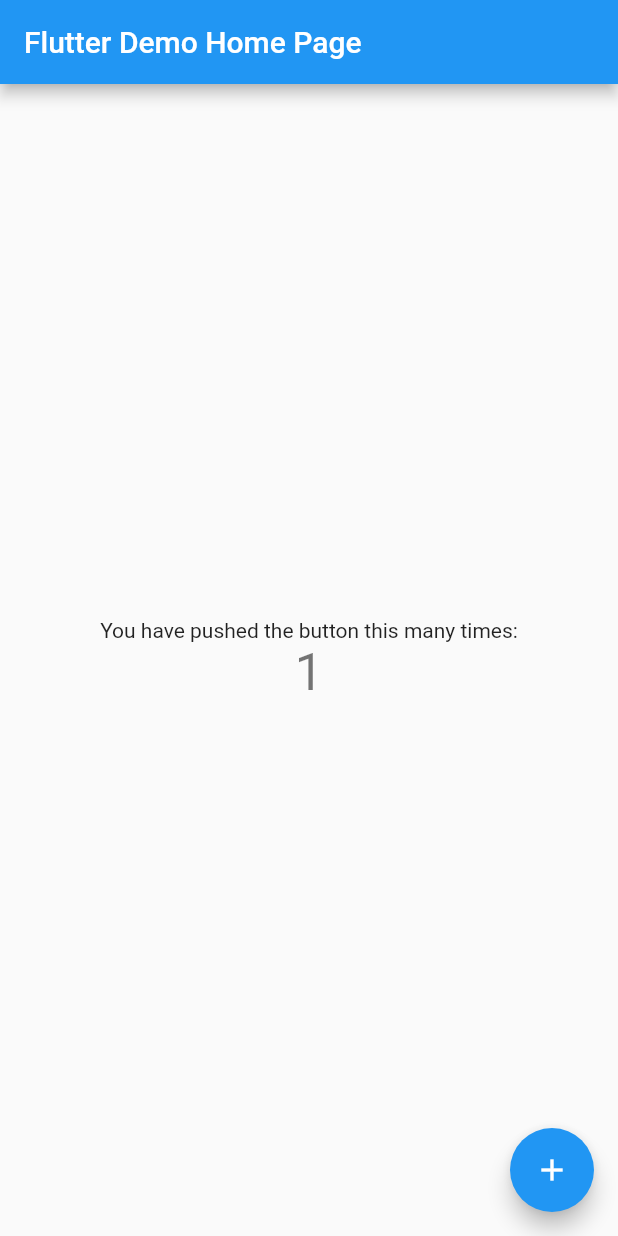
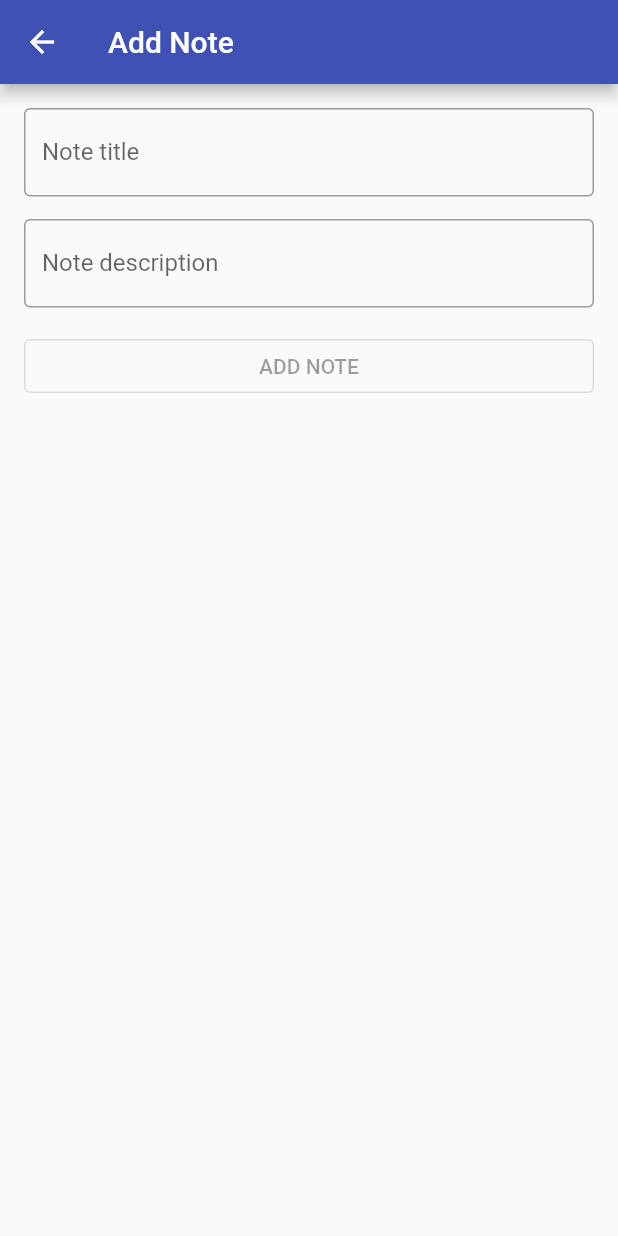
Before and after one commit to Fmaldonado6/MultiNotes, a Flutter app: the screen it shows after launch, after a tap on the "add" icon, on a phone screen of 412 x 824 dp. Run offline on Flutter 3.47's test engine with Material 2 defaults, Android fonts, the phone set to English and light mode, and no system bars.

Commit message:
Finished flutter app

```diff
--- a/flutter/lib/main.dart
+++ b/flutter/lib/main.dart
@@ -1,4 +1,6 @@
 import 'package:flutter/material.dart';
+import 'package:flutter/services.dart';
+import 'package:multi_notes/screens/home_screen.dart';
 
 void main() {
   runApp(MyApp());
@@ -8,106 +10,23 @@
   // This widget is the root of your application.
   @override
   Widget build(BuildContext context) {
+    SystemChrome.setSystemUIOverlayStyle(
+      SystemUiOverlayStyle(
+        statusBarColor: Colors.indigo,
+      ),
+    );
     return MaterialApp(
       title: 'Flutter Demo',
+      debugShowCheckedModeBanner: false,
       theme: ThemeData(
-        // This is the theme of your application.
-        //
-        // Try running your application with "flutter run". You'll see the
-        // application has a blue toolbar. Then, without quitting the app, try
-        // changing the primarySwatch below to Colors.green and then invoke
-        // "hot reload" (press "r" in the console where you ran "flutter run",
-        // or simply save your changes to "hot reload" in a Flutter IDE).
-        // Notice that the counter didn't reset back to zero; the application
-        // is not restarted.
-        primarySwatch: Colors.blue,
+        appBarTheme: AppBarTheme(
+          brightness: Brightness.dark
+        ),
+        primarySwatch: Colors.indigo,
+        primaryColor: Colors.indigo.shade500,
+        accentColor: Colors.indigo.shade400,
       ),
-      home: MyHomePage(title: 'Flutter Demo Home Page'),
+      home: HomeScreen(),
     );
   }
 }
-
-class MyHomePage extends StatefulWidget {
-  MyHomePage({Key? key, required this.title}) : super(key: key);
-
-  // This widget is the home page of your application. It is stateful, meaning
-  // that it has a State object (defined below) that contains fields that affect
-  // how it looks.
-
-  // This class is the configuration for the state. It holds the values (in this
-  // case the title) provided by the parent (in this case the App widget) and
-  // used by the build method of the State. Fields in a Widget subclass are
-  // always marked "final".
-
-  final String title;
-
-  @override
-  _MyHomePageState createState() => _MyHomePageState();
-}
-
-class _MyHomePageState extends State<MyHomePage> {
-  int _counter = 0;
-
-  void _incrementCounter() {
-    setState(() {
-      // This call to setState tells the Flutter framework that something has
-      // changed in this State, which causes it to rerun the build method below
-      // so that the display can reflect the updated values. If we changed
-      // _counter without calling setState(), then the build method would not be
-      // called again, and so nothing would appear to happen.
-      _counter++;
-    });
-  }
-
-  @override
-  Widget build(BuildContext context) {
-    // This method is rerun every time setState is called, for instance as done
-    // by the _incrementCounter method above.
-    //
-    // The Flutter framework has been optimized to make rerunning build methods
-    // fast, so that you can just rebuild anything that needs updating rather
-    // than having to individually change instances of widgets.
-    return Scaffold(
-      appBar: AppBar(
-        // Here we take the value from the MyHomePage object that was created by
-        // the App.build method, and use it to set our appbar title.
-        title: Text(widget.title),
-      ),
-      body: Center(
-        // Center is a layout widget. It takes a single child and positions it
-        // in the middle of the parent.
-        child: Column(
-          // Column is also a layout widget. It takes a list of children and
-          // arranges them vertically. By default, it sizes itself to fit its
-          // children horizontally, and tries to be as tall as its parent.
-          //
-          // Invoke "debug painting" (press "p" in the console, choose the
-          // "Toggle Debug Paint" action from the Flutter Inspector in Android
-          // Studio, or the "Toggle Debug Paint" command in Visual Studio Code)
-          // to see the wireframe for each widget.
-          //
-          // Column has various properties to control how it sizes itself and
-          // how it positions its children. Here we use mainAxisAlignment to
-          // center the children vertically; the main axis here is the vertical
-          // axis because Columns are vertical (the cross axis would be
-          // horizontal).
-          mainAxisAlignment: MainAxisAlignment.center,
-          children: <Widget>[
-            Text(
-              'You have pushed the button this many times:',
-            ),
-            Text(
-              '$_counter',
-              style: Theme.of(context).textTheme.headline4,
-            ),
-          ],
-        ),
-      ),
-      floatingActionButton: FloatingActionButton(
-        onPressed: _incrementCounter,
-        tooltip: 'Increment',
-        child: Icon(Icons.add),
-      ), // This trailing comma makes auto-formatting nicer for build methods.
-    );
-  }
-}
--- /dev/null
+++ b/flutter/lib/models/models.dart
@@ -0,0 +1,9 @@
+class Note {
+  String title;
+  String description;
+
+  Note({
+    this.title = "",
+    this.description = "",
+  });
+}
--- /dev/null
+++ b/flutter/lib/screens/add_screen.dart
@@ -0,0 +1,75 @@
+import 'package:flutter/material.dart';
+import 'package:multi_notes/models/models.dart';
+import 'package:multi_notes/services/notes_service.dart';
+
+class AddScreen extends StatefulWidget {
+  const AddScreen({Key? key}) : super(key: key);
+
+  @override
+  _AddScreenState createState() => _AddScreenState();
+}
+
+class _AddScreenState extends State<AddScreen> {
+  String title = "";
+  String description = "";
+
+  @override
+  Widget build(BuildContext context) {
+    return Scaffold(
+      appBar: AppBar(
+        title: Text("Add Note"),
+      ),
+      body: Container(
+        padding: EdgeInsets.all(16),
+        child: Column(
+          children: [
+            TextField(
+              onChanged: (text) {
+                setState(() {
+                  title = text;
+                });
+              },
+              decoration: InputDecoration(
+                labelText: "Note title",
+                border: OutlineInputBorder(),
+              ),
+            ),
+            SizedBox(
+              height: 15,
+            ),
+            TextField(
+              onChanged: (text) {
+                setState(() {
+                  description = text;
+                });
+              },
+              decoration: InputDecoration(
+                labelText: "Note description",
+                border: OutlineInputBorder(),
+              ),
+            ),
+            SizedBox(
+              height: 15,
+            ),
+            Container(
+              width: double.maxFinite,
+              child: OutlinedButton(
+                onPressed: title.isNotEmpty && description.isNotEmpty
+                    ? () {
+                        notesService.addNote(
+                          Note(
+                            title: title,
+                            description: description,
+                          ),
+                        );
+                      }
+                    : null,
+                child: Text("ADD NOTE"),
+              ),
+            ),
+          ],
+        ),
+      ),
+    );
+  }
+}
--- /dev/null
+++ b/flutter/lib/screens/home_screen.dart
@@ -0,0 +1,105 @@
+import 'package:flutter/material.dart';
+import 'package:multi_notes/models/models.dart';
+import 'package:multi_notes/screens/add_screen.dart';
+import 'package:multi_notes/screens/detail_screen.dart';
+import 'package:multi_notes/services/notes_service.dart';
+
+class HomeScreen extends StatefulWidget {
+  HomeScreen({Key? key}) : super(key: key);
+
+  @override
+  _HomeScreenState createState() => _HomeScreenState();
+}
+
+class _HomeScreenState extends State<HomeScreen> {
+  List<Note> notes = [];
+
+  @override
+  void initState() {
+    notes = notesService.notes;
+    print(notes.length);
+    super.initState();
+  }
+
+  void navigateToDetail(Note note, int index) {
+    Navigator.push(
+      context,
+      MaterialPageRoute(
+        builder: (context) => DetailScreen(
+          note: note,
+          index: index,
+        ),
+      ),
+    );
+  }
+
+  @override
+  Widget build(BuildContext context) {
+    return Scaffold(
+      appBar: AppBar(
+        title: Text("Notes"),
+      ),
+      body: notes.isNotEmpty
+          ? ListView.builder(
+              padding: EdgeInsets.all(16),
+              itemCount: notes.length,
+              itemBuilder: (context, index) {
+                final note = notes[index];
+                return InkWell(
+                  onTap: () {
+                    navigateToDetail(note, index);
+                  },
+                  child: Container(
+                    padding: EdgeInsets.only(
+                      left: 10,
+                      bottom: 15,
+                      top: 15,
+                    ),
+                    decoration: BoxDecoration(
+                      border: Border(
+                        bottom: BorderSide(
+                          color: Colors.grey.shade200,
+                        ),
+                      ),
+                    ),
+                    child: Text(
+                      note.title,
+                      style: TextStyle(fontSize: 15),
+                    ),
+                  ),
+                );
+              })
+          : Center(
+              child: Column(
+                mainAxisAlignment: MainAxisAlignment.center,
+                children: [
+                  Icon(
+                    Icons.help,
+                    size: 35,
+                  ),
+                  SizedBox(
+                    height: 10,
+                  ),
+                  Text(
+                    "No notes added",
+                    style: TextStyle(fontSize: 17),
+                  ),
+                ],
+              ),
+            ),
+      floatingActionButton: FloatingActionButton(
+        onPressed: () {
+          Navigator.push(
+            context,
+            MaterialPageRoute(
+              builder: (context) => AddScreen(),
+            ),
+          );
+        },
+        child: Icon(
+          Icons.add,
+        ),
+      ),
+    );
+  }
+}
--- /dev/null
+++ b/flutter/lib/services/notes_service.dart
@@ -0,0 +1,15 @@
+import 'package:multi_notes/models/models.dart';
+
+class NotesService {
+  List<Note> notes = [];
+
+  addNote(Note note) {
+    notes.add(note);
+  }
+
+  deleteNote(int index) {
+    notes.removeAt(index);
+  }
+}
+
+final notesService = NotesService();
```
Also changed, not shown: flutter/lib/screens/detail_screen.dart (added, +75 -0 lines).
